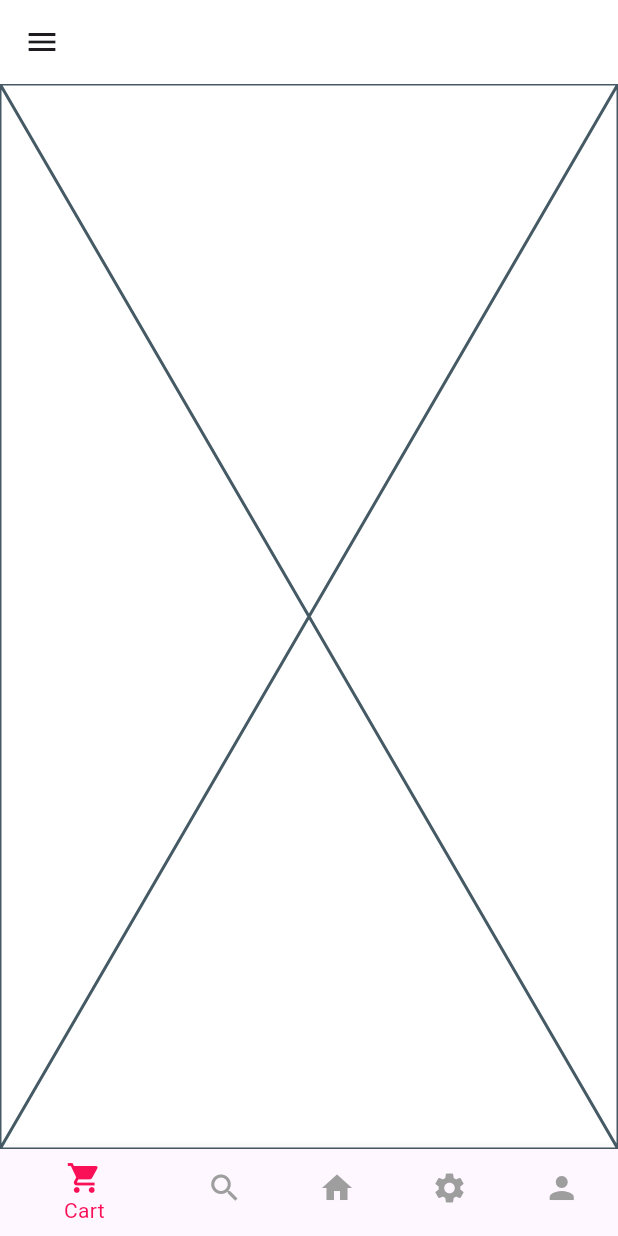
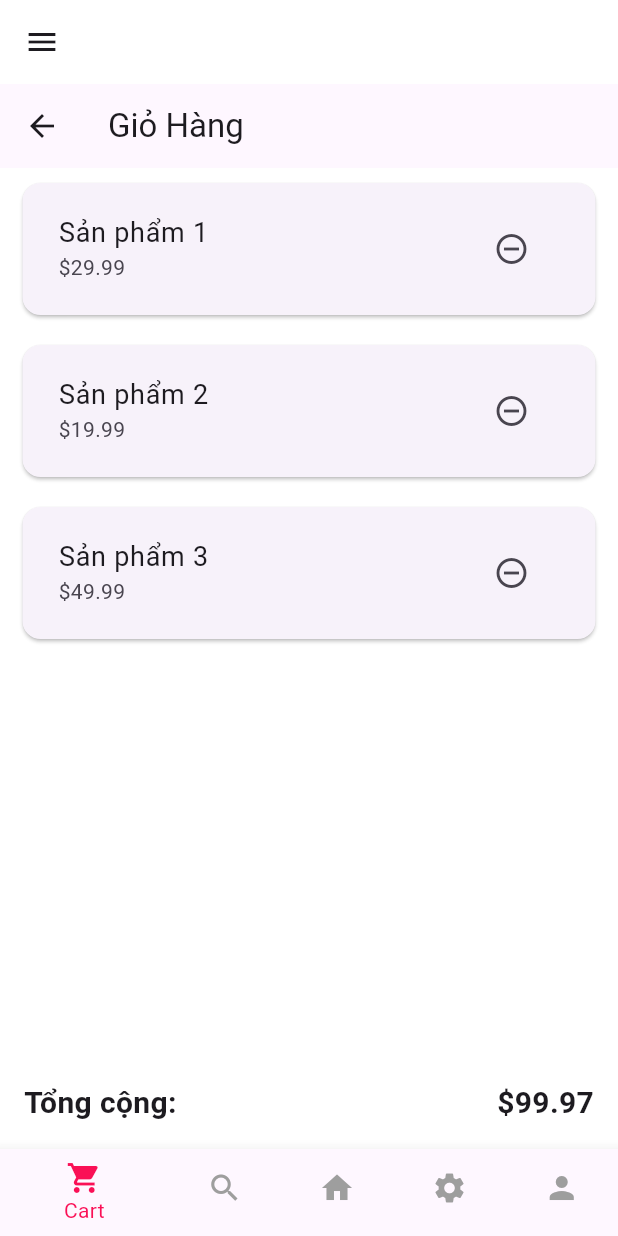
Before and after one commit to trongtran1211/flutter_dart_flower, a Flutter app: the screen it shows after launch, after a tap on "No thanks. Later", on a phone screen of 412 x 824 dp. Run offline on Flutter 3.47's test engine with Material 3 defaults, Android fonts, the phone set to English and light mode, and no system bars.

Commit message:
trang cart moi

```diff
--- a/flower_shop/lib/screens/cart_screen/cart_item.dart
+++ b/flower_shop/lib/screens/cart_screen/cart_item.dart
@@ -10,19 +10,19 @@ class CartItem {
 class CartItemWidget extends StatelessWidget {
   final CartItem cartItem;
 
-  CartItemWidget({required this.cartItem});
+  const CartItemWidget({super.key, required this.cartItem});
 
   @override
   Widget build(BuildContext context) {
     return Card(
-      margin: EdgeInsets.symmetric(vertical: 10, horizontal: 15),
+      margin: const EdgeInsets.symmetric(vertical: 10, horizontal: 15),
       child: Padding(
         padding: const EdgeInsets.all(8.0),
         child: ListTile(
-          title: Text(cartItem.name, style: TextStyle(fontSize: 18)),
+          title: Text(cartItem.name, style: const TextStyle(fontSize: 18)),
           subtitle: Text("\$${cartItem.price.toStringAsFixed(2)}"),
           trailing: IconButton(
-            icon: Icon(Icons.remove_circle_outline),
+            icon: const Icon(Icons.remove_circle_outline),
             onPressed: () {
               // Handle remove item from cart
             },
--- a/flower_shop/lib/screens/cart_screen/cart_screen.dart
+++ b/flower_shop/lib/screens/cart_screen/cart_screen.dart
@@ -1,13 +1,81 @@
-import 'package:flutter/widgets.dart';
+import 'package:flutter/material.dart';
 import 'cart_item.dart';
 
 class CartScreen extends StatelessWidget {
+  const CartScreen({super.key});
   static String routeName = "/cart";
+  @override
+  Widget build(BuildContext context) {
+    // Danh sách các sản phẩm trong giỏ hàng
+    final List<CartItem> cartItems = [
+      CartItem(name: "Sản phẩm 1", price: 29.99),
+      CartItem(name: "Sản phẩm 2", price: 19.99),
+      CartItem(name: "Sản phẩm 3", price: 49.99),
+    ];
+    // Tính tổng giá tiền của các sản phẩm trong giỏ hàng
+    double totalPrice = cartItems.fold(0, (sum, item) => sum + item.price);
 
-  const CartScreen({super.key});
+    return Scaffold(
+      appBar: AppBar(
+        title: const Text("Giỏ Hàng"),
+      ),
+      body: Column(
+        children: [
+          // Danh sách các sản phẩm trong giỏ hàng
+          Expanded(
+            child: ListView.builder(
+              itemCount: cartItems.length,
+              itemBuilder: (context, index) {
+                return CartItemWidget(cartItem: cartItems[index]);
+              },
+            ),
+          ),
+          // Hiển thị tổng giá tiền
+          Padding(
+            padding: const EdgeInsets.all(16.0),
+            child: Row(
+              mainAxisAlignment: MainAxisAlignment.spaceBetween,
+              children: [
+                const Text(
+                  'Tổng cộng:',
+                  style: TextStyle(fontSize: 20, fontWeight: FontWeight.bold),
+                ),
+                Text(
+                  '\$${totalPrice.toStringAsFixed(2)}',
+                  style: const TextStyle(
+                      fontSize: 20, fontWeight: FontWeight.bold),
+                ),
+              ],
+            ),
+          ),
+        ],
+      ),
+    );
+  }
+}
+
+class CartItemWidget extends StatelessWidget {
+  final CartItem cartItem;
+
+  const CartItemWidget({super.key, required this.cartItem});
 
   @override
   Widget build(BuildContext context) {
-    return const Placeholder();
+    return Card(
+      margin: const EdgeInsets.symmetric(vertical: 10, horizontal: 15),
+      child: Padding(
+        padding: const EdgeInsets.all(8.0),
+        child: ListTile(
+          title: Text(cartItem.name, style: const TextStyle(fontSize: 18)),
+          subtitle: Text("\$${cartItem.price.toStringAsFixed(2)}"),
+          trailing: IconButton(
+            icon: const Icon(Icons.remove_circle_outline),
+            onPressed: () {
+              // Xử lý việc xoá sản phẩm khỏi giỏ hàng
+            },
+          ),
+        ),
+      ),
+    );
   }
 }
```
